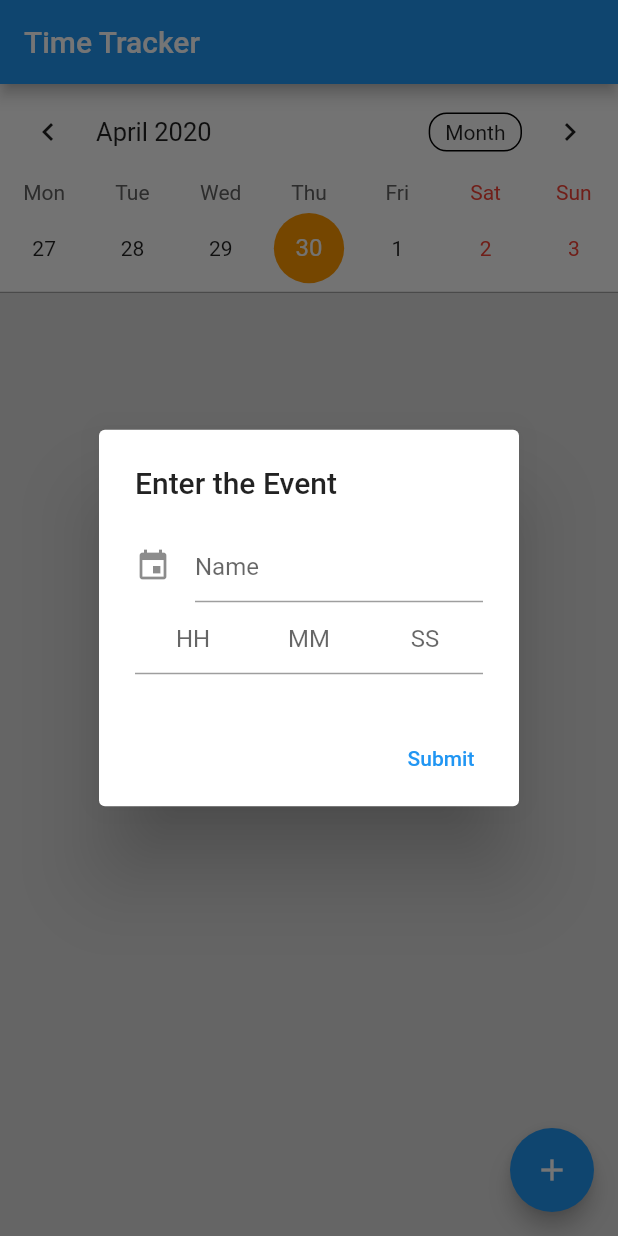
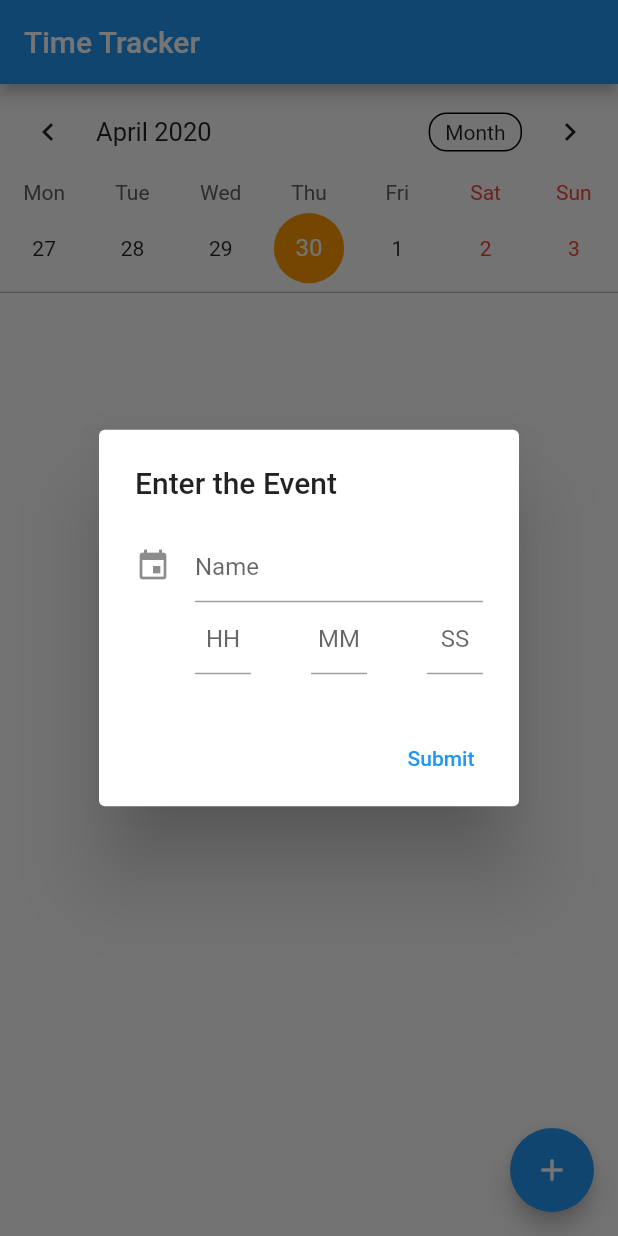
Before and after one commit to Waheguru-Anurag/Time-Tracker, a Flutter app: the screen it shows after launch, after a tap on the "add" icon, on a phone screen of 412 x 824 dp. Run offline on Flutter 3.47's test engine with Material 2 defaults, Android fonts, the phone set to English and light mode, and no system bars; drawn by our look-alikes of table_calendar.

Commit message:
Update main.dart

```diff
--- a/time_tracker/lib/main.dart
+++ b/time_tracker/lib/main.dart
@@ -3,26 +3,11 @@
   import 'package:table_calendar/table_calendar.dart';
   import 'package:timetracker/Event.dart';
 
-  void main() => runApp(MyApp());
-
-  class MyApp extends StatelessWidget {
-    // This widget is the root of your application.
-    @override
-    Widget build(BuildContext context) {
-      return MaterialApp(
-        title: 'Flutter Demo',
-        theme: ThemeData(
-          primarySwatch: Colors.blue,
-        ),
-        home: MyHomePage(title: 'Flutter Demo Home Page'),
-      );
-    }
-  }
+  void main() => runApp(MaterialApp(
+    home: MyHomePage(),
+  ));
 
   class MyHomePage extends StatefulWidget {
-    MyHomePage({Key key, this.title}) : super(key: key);
-    final String title;
-
     @override
     _MyHomePageState createState() => _MyHomePageState();
   }
@@ -32,9 +17,10 @@
     CalendarController _calendarController;
     List _selectedevents;
     Map<DateTime,List> _events;
-    DateTime _selectedDay;
+    DateTime _presentDay,_selectedDay;
     AnimatedIconData icon = AnimatedIcons.play_pause;
     bool isPlaying = false;
+    BuildContext buildcontext;
 
     @override
     void initState() {
@@ -44,14 +30,14 @@
         duration: Duration(seconds: 1),
       );
       _calendarController = CalendarController();
-      _selectedDay = DateTime.now();
+      _presentDay = DateTime.now();
       if(_events==null) {
         _events = {
-          _selectedDay: [],
+          _presentDay: [],
           //_calendarController.selectedDay:[],
         };
       }
-      _selectedevents = _events[_selectedDay] ?? [];
+      _selectedevents = _events[_presentDay] ?? [];
     }
 
     Future<EventWidget> createAlertDialog(BuildContext context){
@@ -61,7 +47,8 @@
       TextEditingController Second = TextEditingController();
 
       return showDialog(context: context,builder: (context){
-        return AlertDialog(
+        return Form(
+          child: AlertDialog(
             title: Text("Enter the Event"),
             content: Column(
               mainAxisSize: MainAxisSize.min,
@@ -70,13 +57,11 @@
                   mainAxisAlignment: MainAxisAlignment.spaceBetween,
                   children: <Widget>[
                     Expanded(
-                      child: TextField(
-                        decoration: const InputDecoration(
-                        icon: Icon(Icons.event),
-                        hintText: "Name"
-                      ),
+                        child: Input(
+                          hintText: "Name",
+                          icon: Icons.event,
+                          controller: Task,
                           cursorColor: Colors.blue,
-                        controller: Task,
                         )
                       ),
                     ],
@@ -85,33 +70,27 @@
                     mainAxisAlignment: MainAxisAlignment.spaceBetween,
                     children: <Widget>[
                       Expanded(
-                      child: TextField(
+                        child: Input(
+                          hintText: "HH",
+                          controller: Hour,
+                          cursorColor: Colors.blue,
                           textAlign: TextAlign.center,
-                        decoration: InputDecoration(
-                          hintText: "HH"
-                        ),
-                        cursorColor: Colors.blue,
-                        controller: Hour,
                         ),
                       ),
                       Expanded(
-                      child: TextField(
+                        child: Input(
+                          hintText: "MM",
+                          controller: Minute,
+                          cursorColor: Colors.blue,
                           textAlign: TextAlign.center,
-                        decoration: InputDecoration(
-                            hintText: "MM"
-                        ),
-                        cursorColor: Colors.blue,
-                        controller: Minute,
-                      ),
+                        )
                       ),
                       Expanded(
-                      child: TextField(
+                        child: Input(
+                          hintText: "SS",
+                          controller: Second,
+                          cursorColor: Colors.blue,
                           textAlign: TextAlign.center,
-                        decoration: InputDecoration(
-                            hintText: "SS"
-                        ),
-                        cursorColor: Colors.orange,
-                        controller: Second,
                         ),
                       ),
                     ],
@@ -126,23 +105,29 @@
                   hoverColor: Colors.blue,
                   textTheme: ButtonTextTheme.accent,
                   onPressed: (){
-                  Navigator.of(context).pop(new EventWidget(Task.text.toString(), Hour.text.toString(), Minute.text.toString(), Second.text.toString()));
+                        EventWidget eventwidget = new EventWidget(
+                            Task.text.toString(), Hour.text.toString(),
+                            Minute.text.toString(), Second.text.toString());
+                        Navigator.of(context).pop(eventwidget);
+
                   },
                 )
               ],
+            ),
         );
         });
       }
 
     @override
     Widget build(BuildContext context) {
+      buildcontext = context;
       return Scaffold(
         appBar: AppBar(
           title: Text("Time Tracker"),
         ),
-        body: Center(
-          child: Column(
+        body: Column(
             mainAxisAlignment: MainAxisAlignment.start,
+            mainAxisSize: MainAxisSize.min,
             children: <Widget>[
               TableCalendar(
                   calendarController: _calendarController,
@@ -159,31 +144,37 @@
                 color: Colors.grey,
                 height: 0,
               ),
-              Expanded(child: _buildEventList()),
+              // Expanded is used for resizing
+              Flexible(
+                child: _buildEventList(),
+              )
             ],
-          ),
           ),
         floatingActionButton: FloatingActionButton(
           onPressed: () {
-            createAlertDialog(context).then((onValue){
-              if(compare(_calendarController.selectedDay, _selectedDay)) {
-                final events = _events[_selectedDay] ?? [];
+              createAlertDialog(context).then((onValue) {
+                if (onValue != null) {
+                  _selectedDay = _SelectedDay();
+                  List events = _events[_selectedDay] ?? [];
                   events.add(onValue);
                   _events[_selectedDay] = events;
-                _onDaySelected(_selectedDay.toLocal(), events);
-              }
-              else{
-                final events = _events[_calendarController.selectedDay
-                    .toLocal()] ?? [];
-                events.add(onValue);
-                _events[_calendarController.selectedDay.toLocal()] = events;
-                _onDaySelected(_calendarController.selectedDay.toLocal(), events);
+                  _onDaySelected(_selectedDay, events);
                 }
               });
           },
           child: Icon(Icons.add),
         ),
       );
+    }
+
+    // The logic behind this function is that when the _calendar.selectedDay method is invoked for the present day then
+    // the Datetime Object's Time Parameters doesn't match with those of the presentDay as a result the Events are not saved
+    // in the _Present Day event list.
+    DateTime _SelectedDay(){
+      if(compare(_calendarController.selectedDay, _presentDay))
+        return _presentDay;
+      else
+        return _calendarController.selectedDay;
     }
 
     void _onDaySelected(DateTime day, List events) {
@@ -211,15 +202,16 @@
     }
 
     Widget _buildEventList() {
-      String image = 'assets/download.png';
       return Container(
         color: Colors.black12,
             child: ListView.builder(
+              addAutomaticKeepAlives: true,
+              shrinkWrap: true,
               itemCount: _selectedevents.length,
               scrollDirection: Axis.vertical,
               itemBuilder: (context, index) {
                 return Dismissible(
-                    key: Key(_selectedevents[index].name),
+                    key: UniqueKey(),
                     // Provide a function that tells the app
                     // what to do after an item has been swiped away.
                     onDismissed: (direction) {
@@ -232,7 +224,6 @@
                         decoration: BoxDecoration(
                         shape: BoxShape.rectangle,
                         color: Colors.white,
-                          //backgroundBlendMode: BlendMode.clear
                       ),
                         margin: EdgeInsets.all(2.0),
                           child: Padding(
@@ -262,9 +253,8 @@
                                     fontWeight: FontWeight.w500,
                                   ),
                                 ),
-                                Text("${_selectedevents[index].hour}:${_selectedevents[index].minute}:${_selectedevents[index].second}",
+                                Text("${_selectedevents[index].getDuration()}",
                                   style: TextStyle(
-
                                   fontSize: 18,
                                   color: Colors.blue,
                                   ),
@@ -276,12 +266,7 @@
                                       onPressed: () {
                                         setState(() {
                                           _selectedevents.removeAt(index);
-                                        if(compare(_calendarController.selectedDay, _selectedDay)) {
                                           _events[_selectedDay] = _selectedevents;
-                                        }
-                                        else{
-                                          _events[_calendarController.selectedDay.toLocal()] = _selectedevents;
-                                        }
                                         });
                                         },
                                       highlightColor: Colors.cyanAccent,
@@ -296,4 +281,29 @@
                 )
         );
       }
+
+
   }
+
+  class Input extends StatelessWidget{
+    final String hintText;
+    final TextEditingController controller;
+    final Color cursorColor;
+    IconData icon;
+    TextAlign textAlign;
+
+    Input({Key key, this.hintText, this.controller, this.cursorColor, this.icon, this.textAlign}) : super(key: key);
+
+    @override
+    Widget build(BuildContext buildContext){
+      return TextField(
+        textAlign: textAlign==null?TextAlign.start:textAlign,
+        decoration: InputDecoration(
+            hintText: hintText,
+            icon: Icon(icon)
+        ),
+        cursorColor: cursorColor,
+        controller: controller,
+      );
+    }
+ }
```
Lines whose indentation alone changed are shown as unchanged.
